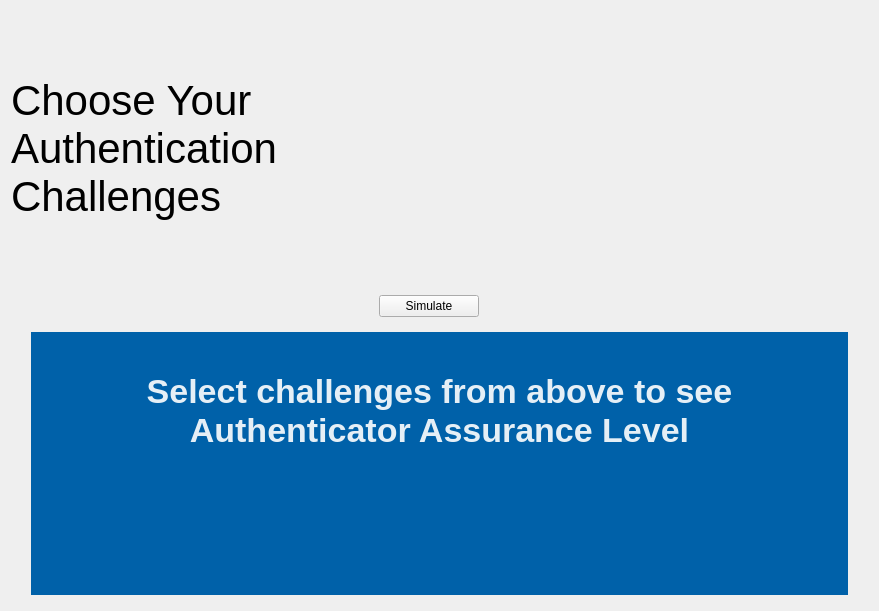
The window that src/views/creator_view.ui (devforgely/MFA-Simulator) describes before a commit, drawn with Qt 5.
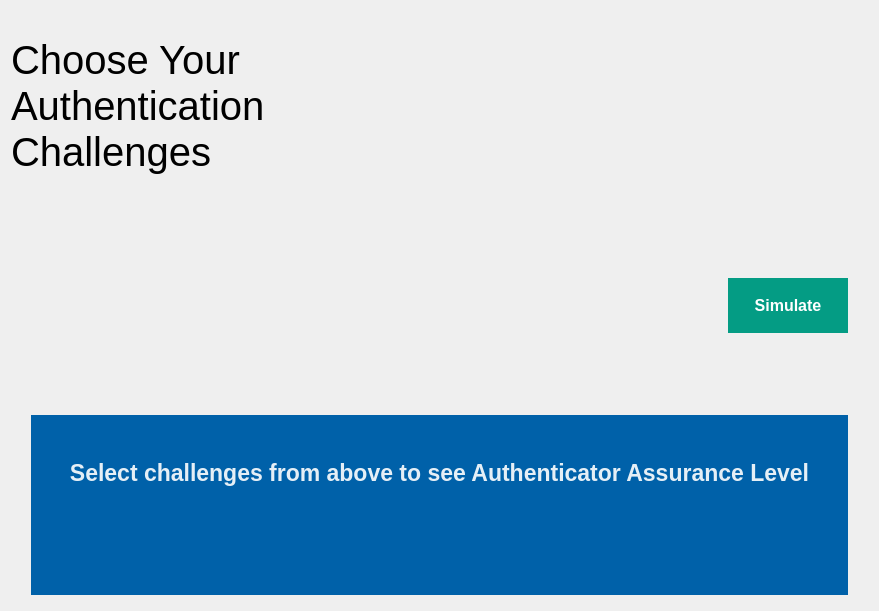
The same window after the commit.

```diff
--- a/src/views/creator_view.ui
+++ b/src/views/creator_view.ui
@@ -18,10 +18,22 @@
   </property>
   <property name="styleSheet">
    <string notr="true">#choose_label {
-	font-size: 42px;
+	font-size: 30pt;
     font-weight: 400;
 }
 
+#simulate_btn {
+	color: white;
+	font-size: 12pt;
+	font-weight: 500;
+	background-color: #049c84;
+	border: none;
+}
+
+#simulate_btn:hover {
+	background-color: #048c77;
+}
+
 #measure_frame {
 	margin: 5px 20px;
 	background-color: #0061A9;
@@ -29,13 +41,13 @@
 
 #measure_frame #measure_title {
 	color: rgba(255,255,255,0.9);
-	font-size: 34px;
+	font-size: 17pt;
 	font-weight: 700;
 }
 
 #measure_frame #measure_description {
 	color: #ffffff;
-	font-size: 16px;
+	font-size: 12pt;
 	font-weight: 400;
 }</string>
   </property>
@@ -107,12 +119,12 @@
      <property name="rightMargin">
       <number>20</number>
      </property>
-     <item>
+     <item alignment="Qt::AlignRight|Qt::AlignVCenter">
       <widget class="QPushButton" name="simulate_btn">
-       <property name="maximumSize">
+       <property name="minimumSize">
         <size>
-         <width>100</width>
-         <height>16777215</height>
+         <width>120</width>
+         <height>55</height>
         </size>
        </property>
        <property name="cursor">
```
